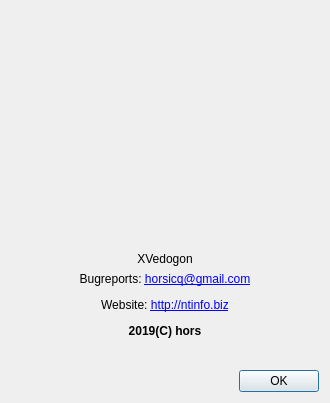
This is gui_source/dialogabout.ui in horsicq/XPEViewer as Qt 5 draws it before an edit. The edited form follows.
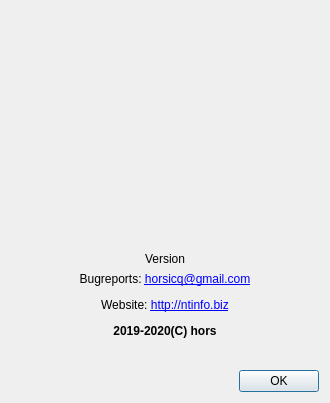
This is the edited form.

What changed in the file:
```diff
--- a/gui_source/dialogabout.ui
+++ b/gui_source/dialogabout.ui
@@ -39,7 +39,7 @@
    <item>
     <widget class="QLabel" name="labelVersion">
      <property name="text">
-      <string>XVedogon</string>
+      <string>Version</string>
      </property>
      <property name="alignment">
       <set>Qt::AlignCenter</set>
@@ -49,7 +49,7 @@
    <item>
     <widget class="QLabel" name="labelInfo">
      <property name="text">
-      <string>&lt;html&gt;&lt;head/&gt;&lt;body&gt;&lt;p align=&quot;center&quot;&gt;Bugreports: &lt;a href=&quot;mailto:horsicq@gmail.com&quot;&gt;&lt;span style=&quot; text-decoration: underline; color:#0000ff;&quot;&gt;horsicq@gmail.com&lt;/span&gt;&lt;/a&gt;&lt;/p&gt;&lt;p align=&quot;center&quot;&gt;Website: &lt;a href=&quot;http://ntinfo.biz&quot;&gt;&lt;span style=&quot; text-decoration: underline; color:#0000ff;&quot;&gt;http://ntinfo.biz&lt;/span&gt;&lt;/a&gt;&lt;/p&gt;&lt;p align=&quot;center&quot;&gt;&lt;span style=&quot; font-weight:600;&quot;&gt;2019(C) hors&lt;/span&gt;&lt;/p&gt;&lt;/body&gt;&lt;/html&gt;</string>
+      <string>&lt;html&gt;&lt;head/&gt;&lt;body&gt;&lt;p align=&quot;center&quot;&gt;Bugreports: &lt;a href=&quot;mailto:horsicq@gmail.com&quot;&gt;&lt;span style=&quot; text-decoration: underline; color:#0000ff;&quot;&gt;horsicq@gmail.com&lt;/span&gt;&lt;/a&gt;&lt;/p&gt;&lt;p align=&quot;center&quot;&gt;Website: &lt;a href=&quot;http://ntinfo.biz&quot;&gt;&lt;span style=&quot; text-decoration: underline; color:#0000ff;&quot;&gt;http://ntinfo.biz&lt;/span&gt;&lt;/a&gt;&lt;/p&gt;&lt;p align=&quot;center&quot;&gt;&lt;span style=&quot; font-weight:600;&quot;&gt;2019-2020(C) hors&lt;/span&gt;&lt;/p&gt;&lt;/body&gt;&lt;/html&gt;</string>
      </property>
      <property name="textFormat">
       <enum>Qt::AutoText</enum>
```
